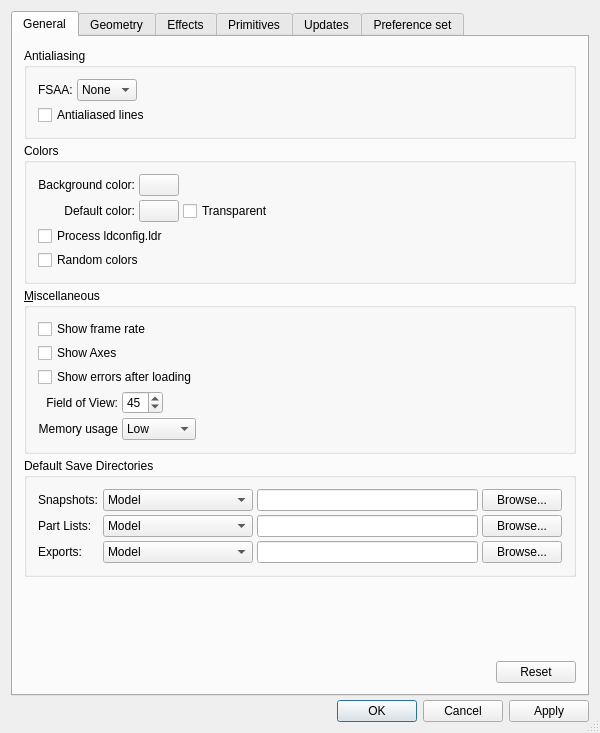
Above: ldvlib/LDVQt/LDVPreferencesPanel.ui from trevorsandy/lpub3d-ci before the change. Below: the same form after it.
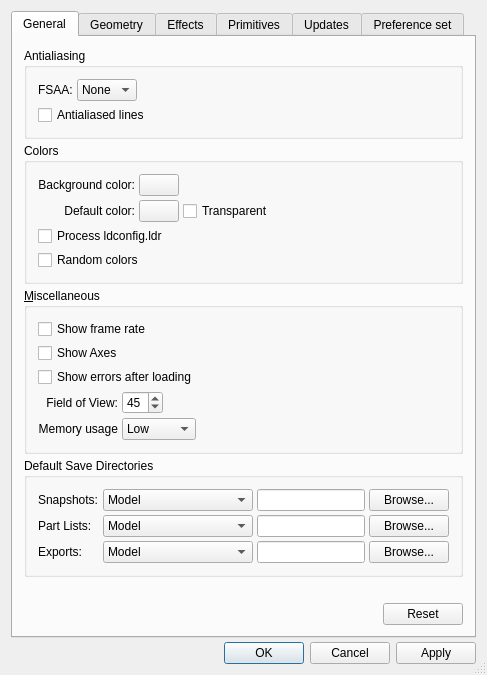
That is the form after the change. Icons and pictures are not drawn.

Diff of the .ui file:
```diff
--- a/ldvlib/LDVQt/LDVPreferencesPanel.ui
+++ b/ldvlib/LDVQt/LDVPreferencesPanel.ui
@@ -7,8 +7,8 @@
    <rect>
     <x>0</x>
     <y>0</y>
-    <width>600</width>
-    <height>733</height>
+    <width>481</width>
+    <height>641</height>
    </rect>
   </property>
   <property name="sizePolicy">
```
Left out of the diff: 22 changed lines with no effect on the pictures.
